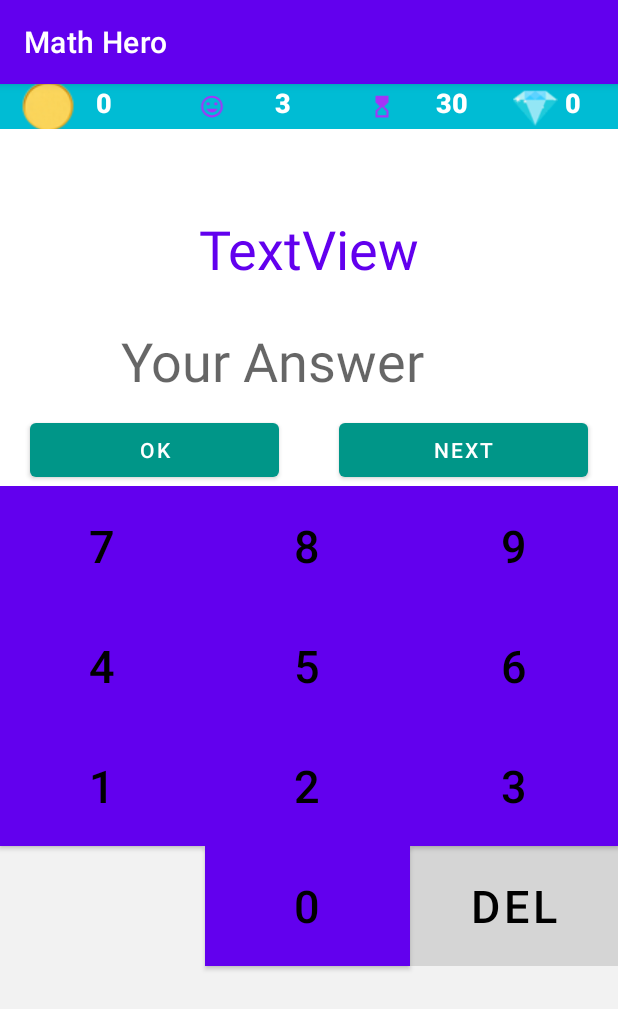
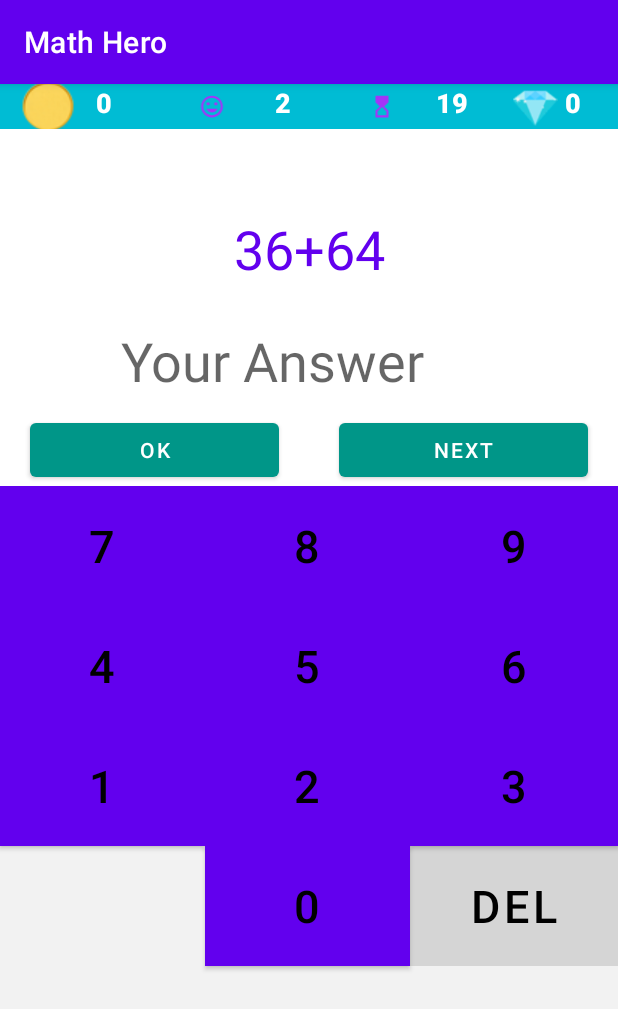
Before and after one commit to faridmitri/MathGame, an Android app: the QuizActivity screen opened directly, with no data from a screen before it, on a phone screen of 412 x 824 dp. Shown: the top 1009 px of the screen. Run offline under Robolectric (Android 15) with nearby library versions, the phone set to English and light mode, and no system bars.

Commit message:
quiz addition

```diff
--- a/app/build.gradle
+++ b/app/build.gradle
@@ -44,4 +44,5 @@ dependencies {
     androidTestImplementation 'androidx.test.espresso:espresso-core:3.3.0'
     implementation 'de.hdodenhof:circleimageview:3.1.0'
     implementation 'com.squareup.picasso:picasso:2.71828'
+
 }
--- a/app/src/main/java/com/am/mathhero/QuizActivity.java
+++ b/app/src/main/java/com/am/mathhero/QuizActivity.java
@@ -2,15 +2,41 @@ package com.am.mathhero;
 
 import androidx.appcompat.app.AppCompatActivity;
 
+import android.content.Context;
+import android.content.Intent;
+import android.media.AudioManager;
+import android.media.MediaPlayer;
+import android.net.Uri;
 import android.os.Bundle;
+import android.os.CountDownTimer;
 import android.view.View;
 import android.widget.Button;
 import android.widget.TextView;
 
+import java.io.IOException;
+import java.util.Random;
+
 public class QuizActivity extends AppCompatActivity {
-    private Button btn0,btn1,btn2,btn3,btn4,btn5,btn6,btn7,btn8,btn9,btnDel;
-    private TextView answer;
+    private Button btn0,btn1,btn2,btn3,btn4,btn5,btn6,btn7,btn8,btn9,btnDel,ok;
+    private TextView answer,time,chance,score,wisdom,question;
     private String number = null;
+
+
+    CountDownTimer countDownTimer;
+   // private static final long TOTAL_TIME = 20000;
+    Boolean timerContinue;
+    //long timeLeft = TOTAL_TIME;
+
+
+    int number1;
+    int number2;
+    int useranswer;
+    int realanswer;
+    int userscore = 0;
+    int userlife = 2;
+    int level = 1;
+    Random random = new Random();
+
 
 
     @Override
@@ -29,8 +55,50 @@ public class QuizActivity extends AppCompatActivity {
         btn8 = findViewById(R.id.btn8);
         btn9 = findViewById(R.id.btn9);
         btnDel = findViewById(R.id.btnDel);
+        ok = findViewById(R.id.okid);
         answer = findViewById(R.id.answerid);
         btnDel.setEnabled(false);
+        score = findViewById(R.id.scorenum);
+        time = findViewById(R.id.timenum);
+        chance = findViewById(R.id.lifenum);
+        wisdom = findViewById(R.id.wisdom);
+        question=findViewById(R.id.questid);
+        final MediaPlayer correctsound = MediaPlayer.create(this, R.raw.level_up);
+        final MediaPlayer wrongsound = MediaPlayer.create(this, R.raw.fail);
+
+
+        gameContinue();
+
+        ok.setOnClickListener(new View.OnClickListener() {
+            @Override
+            public void onClick(View view) {
+                String text = answer.getText().toString();
+                try {
+                    useranswer = Integer.valueOf(text);
+                } catch (NumberFormatException e) {
+                    useranswer = 0;
+                }
+                // useranswer = Integer.valueOf(answer.getText().toString());
+
+                if (useranswer == realanswer) {
+                    userscore = userscore + 1;
+                    correctsound.start();
+                    score.setText(String.format("%d", userscore));
+                } else {
+                    userlife = userlife - 1;
+                    wrongsound.start();
+                    chance.setText(String.format("%d", userlife));
+                }
+                time.setText("20");
+                countDownTimer.cancel();
+                nexttimer();
+
+            }
+
+        });
+
+
+
 
         btn0.setOnClickListener(new View.OnClickListener() {
             @Override
@@ -133,4 +201,102 @@ public class QuizActivity extends AppCompatActivity {
             answer.setText(number);
         }
     }
+
+    public void startTimer() {
+        countDownTimer=new CountDownTimer(20000, 1000) {
+            @Override
+            public void onTick(long millisUntilFinished) {
+                time.setText("" + millisUntilFinished / 1000);
+                //here you can have your logic to set text to edittext
+            }
+
+            public void onFinish() {
+                userlife = userlife - 1;
+                question.setText("Time's up");
+                gameContinue();
+                chance.setText(String.format("%d", userlife));
+            }
+
+        }.start();
+    }
+
+    public void nexttimer() {
+        countDownTimer=new CountDownTimer(2000, 1000) {
+            @Override
+            public void onTick(long millisUntilFinished) {
+                if (useranswer == realanswer){
+                question.setText(correctAnswer());}
+                else {question.setText("Hmmm it is wrong");}
+            }
+
+            public void onFinish() {
+
+                gameContinue();
+            }
+
+        }.start();
+    }
+
+
+    public void gameContinue() {
+        ok.setEnabled(true);
+        number = null;
+        answer.setText(number);
+
+        startTimer();
+        switch (level) {
+            case 1:
+                number1 = random.nextInt(100);
+                number2 = random.nextInt(100);
+                realanswer = number1 + number2;
+                question.setText(number1 + "+" + number2);
+                break;
+
+  /*          case "minus":
+                number1 = random.nextInt(100);
+                number2 = random.nextInt(100);
+                if (number1 > number2) {
+                    realanswer = number1 - number2;
+                    question.setText(number1 + "-" + number2);
+                } else {
+                    realanswer = number2 - number1;
+                    question.setText(number2 + "-" + number1);
+                }
+                break;
+            case "mult":
+                number1 = random.nextInt(20);
+                number2 = random.nextInt(20);
+                realanswer = number1 * number2;
+                question.setText(number1 + "*" + number2);
+                break;
+            case "div":
+                number1 = random.nextInt(400)+1;
+                number2 = random.nextInt(400)+1;
+                if (number1 > number2) {
+                    if (number1 % number2 == 0) {
+                        realanswer = number1 / number2;
+                        question.setText(number1 + "/" + number2);
+                    } else {gameContinue();}
+
+                } else {
+                    if (number2 % number1 == 0) {
+                        realanswer = number2 / number1;
+                        question.setText(number2 + "/" + number1);
+                    } else {gameContinue();}
+
+                } */
+
+        }
+
+
+    }
+
+    public String correctAnswer(){
+        Random random = new Random();
+        String[] correct = {"You found a really \n good way to do it!", "You seem to really \n understand this!", "I can tell you’ve \n been practicing!",
+                "Good thinking!","Great answer!","Awesome!","You are \n unique!", "Fantastic!","You're a \n problem solver!", "You learn \n quickly!","Brilliant!",
+                "You're winner!","So proud of you!","Excellent!"};
+        int n = random.nextInt(correct.length);
+        return correct[n];
+    }
 }
--- a/app/src/main/res/layout/activity_quiz.xml
+++ b/app/src/main/res/layout/activity_quiz.xml
@@ -50,7 +50,7 @@
             android:layout_weight="1"
             android:background="#00BCD4"
             android:fontFamily="sans-serif-black"
-            android:text="3"
+            android:text="2"
             android:textColor="@color/white"
             android:textSize="18sp" />
 
@@ -290,4 +290,5 @@
 
 
     </GridLayout>
+
 </LinearLayout>
--- a/build.gradle
+++ b/build.gradle
@@ -3,6 +3,7 @@ buildscript {
     repositories {
         google()
         jcenter()
+
     }
     dependencies {
         classpath "com.android.tools.build:gradle:4.1.1"
```
Also changed, not shown: app/src/main/res/drawable/correct.png (added), 2 other files.
